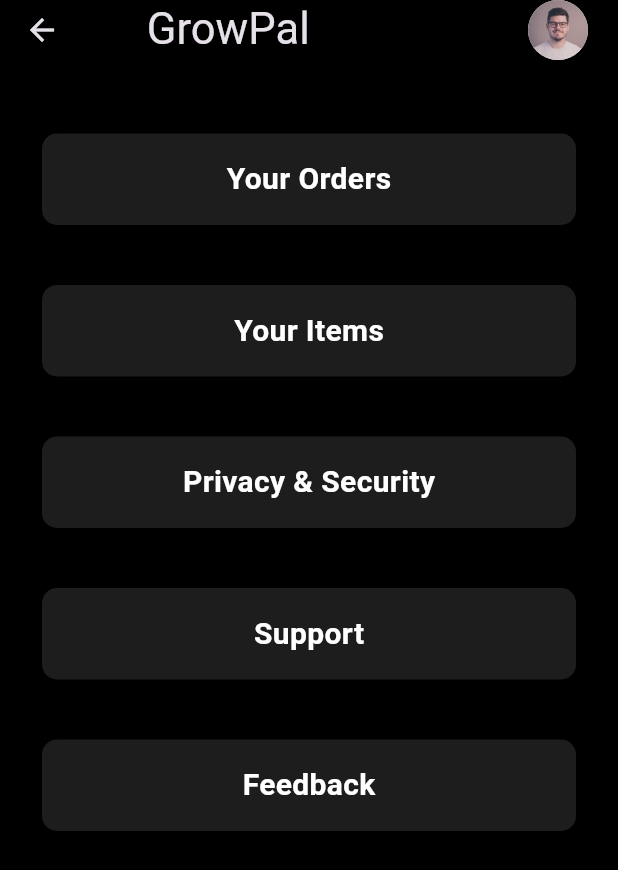
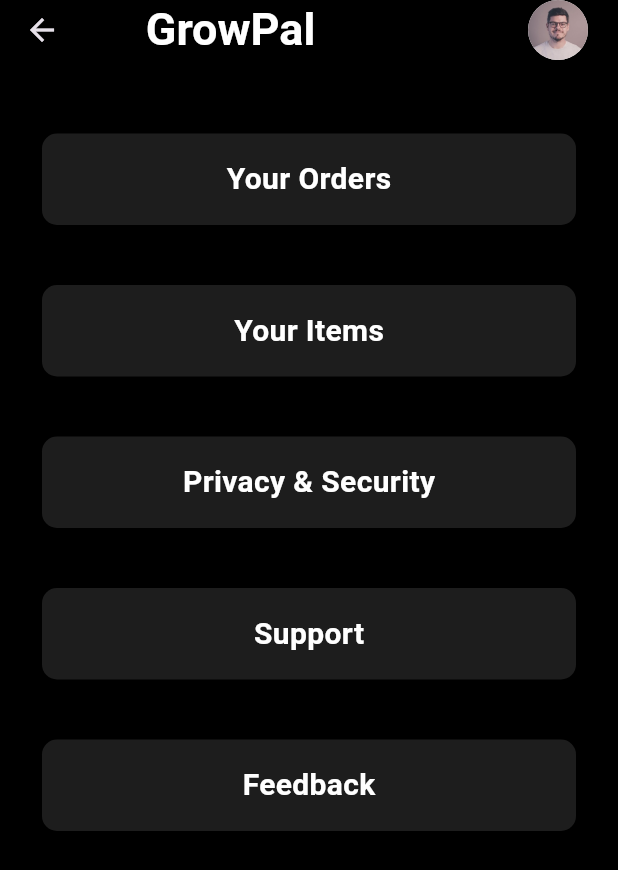
Before and after one commit to TheGrowPalProject/growpal, a Flutter app: the AccountPage screen opened directly, on a phone screen of 412 x 824 dp. Shown: the top 870 px of the screen. Run offline on Flutter 3.47's test engine with Material 3 defaults, Android fonts, the phone set to English and light mode, and no system bars; our stand-ins replace badges, cloud_firestore, firebase_auth, firebase_core, firebase_storage, flutter_rating_bar and 5 more; missing offline and left inert: clippy_flutter; accounts and stored records are empty; project files that could hold a hidden picture were left out.

Commit message:
adds some font

```diff
--- a/lib/pages/AccountPage.dart
+++ b/lib/pages/AccountPage.dart
@@ -1,6 +1,6 @@
 import 'package:flutter/material.dart';
 import 'package:growpal_hackathon/pages/Items.dart';
-
+import 'package:google_fonts/google_fonts.dart';
 import '../globalVariables.dart';
 import '../widgets/CartAppbar.dart';
 import '../widgets/CartBottomNaviBar.dart';
@@ -31,7 +31,10 @@ class _AccountPageState extends State<AccountPage> {
               Spacer(flex: 2),
               Text(
                 'GrowPal',
-                style: TextStyle(fontSize: 29),
+                style: GoogleFonts.roboto(
+                    fontWeight: FontWeight.bold,
+                    fontSize: 30.0,
+                    color: Colors.white),
               ),
               Spacer(flex: 10),
             ],
```
